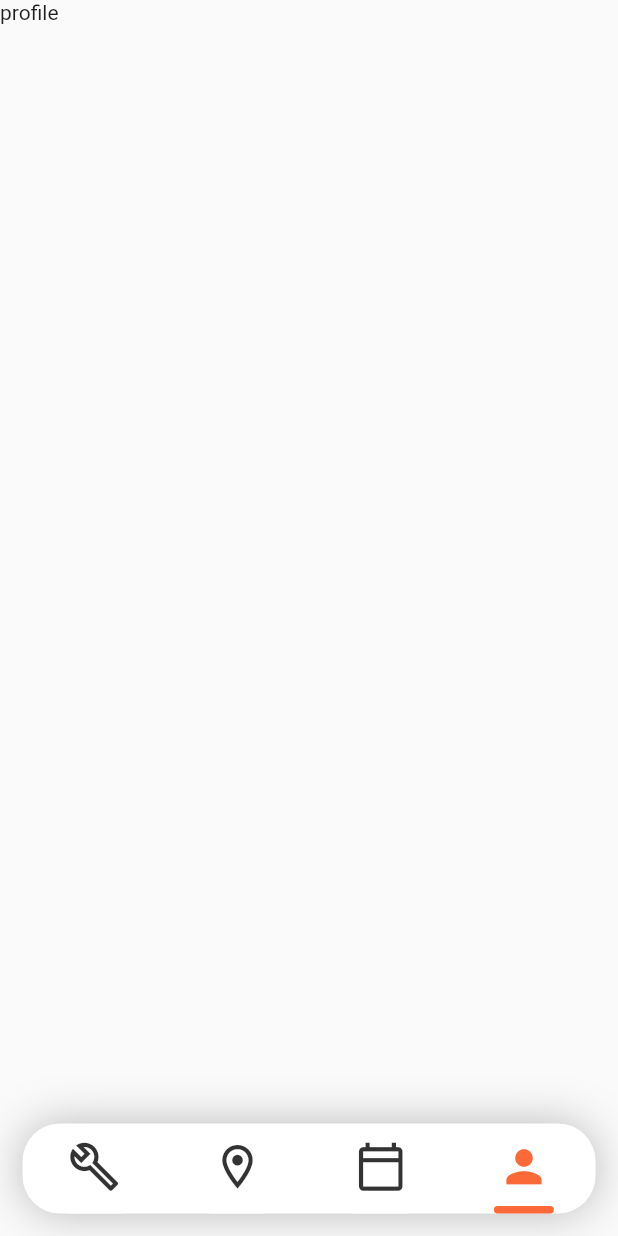
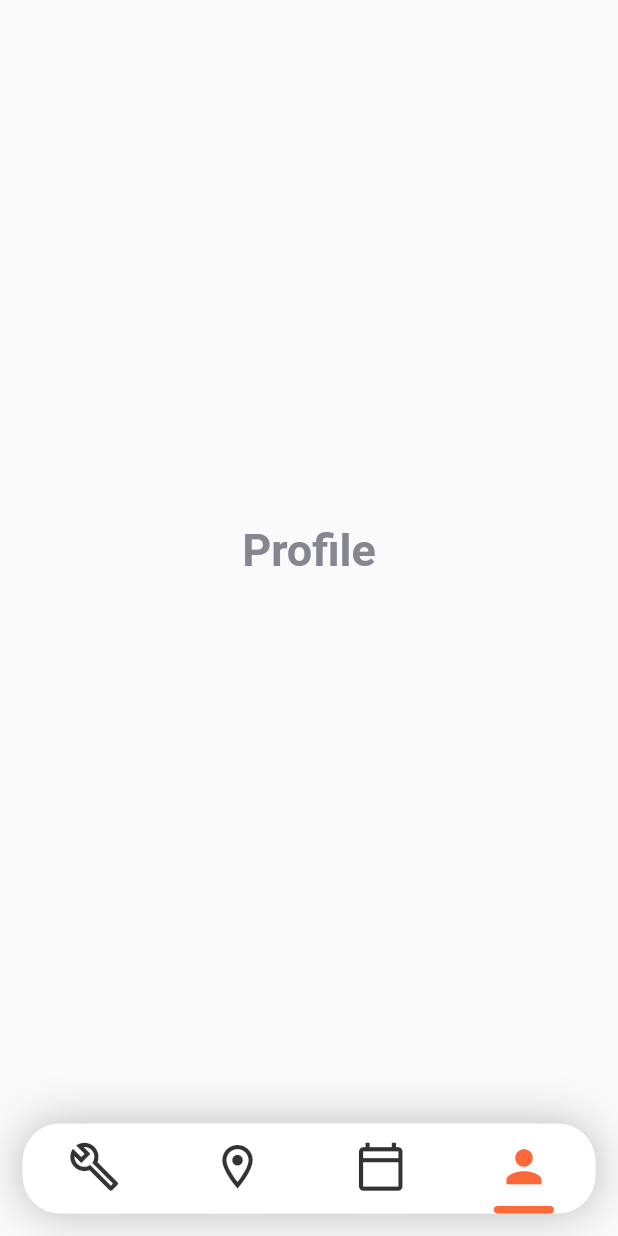
Before and after one commit to RodrigoUchoa001/avaliacao_2_programacao_4, a Flutter app: the screen it shows after launch, item 4 of the bottom bar chosen, on a phone screen of 412 x 824 dp. Run offline on Flutter 3.47's test engine with Material 2 defaults, Android fonts, the light colour scheme and no system bars; missing offline and left inert: icon_decoration.

Commit message:
Adicionado telas fake

```diff
--- a/lib/main.dart
+++ b/lib/main.dart
@@ -2,7 +2,9 @@ import 'package:avaliacao_2/provider/bottom_icon_selected_provider.dart';
 import 'package:avaliacao_2/provider/category_selected_provider.dart';
 import 'package:avaliacao_2/provider/rent_top_selected_button_provider.dart';
 import 'package:avaliacao_2/provider/theme_provider.dart';
+import 'package:avaliacao_2/screens/local_screen.dart';
 import 'package:avaliacao_2/screens/my_home_page.dart';
+import 'package:avaliacao_2/screens/profile_page.dart';
 import 'package:avaliacao_2/screens/rents_screen.dart';
 import 'package:avaliacao_2/widgets/navigation_bottom_bar.dart';
 import 'package:flutter/material.dart';
@@ -48,9 +50,9 @@ class FirstWidget extends StatelessWidget {
 
     List<Widget> screens = const [
       MyHomePage(),
-      Text('local'),
+      LocalPage(),
       RentsScreen(),
-      Text('profile'),
+      ProfilePage(),
     ];
     return SafeArea(
       child: Scaffold(
--- /dev/null
+++ b/lib/screens/profile_page.dart
@@ -0,0 +1,15 @@
+import 'package:flutter/material.dart';
+
+class ProfilePage extends StatelessWidget {
+  const ProfilePage({Key? key}) : super(key: key);
+
+  @override
+  Widget build(BuildContext context) {
+    return Center(
+      child: Text(
+        'Profile',
+        style: Theme.of(context).textTheme.bodyLarge!.copyWith(fontSize: 30),
+      ),
+    );
+  }
+}
```
Also changed, not shown: lib/screens/local_screen.dart (added, +15 -0 lines).
